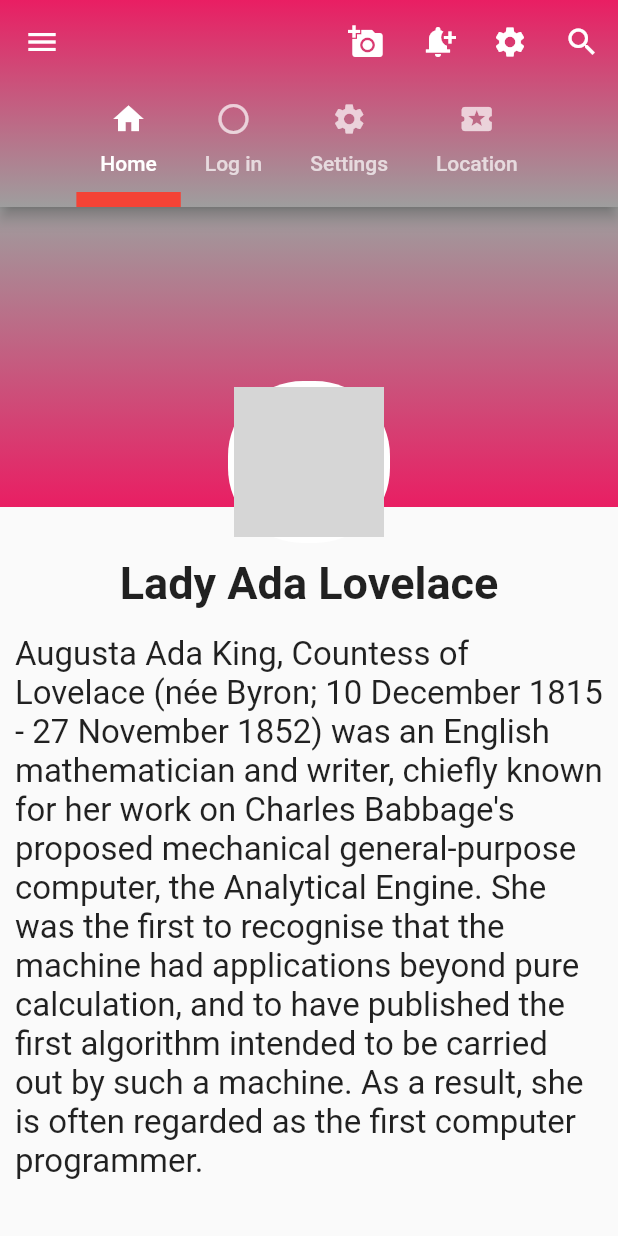
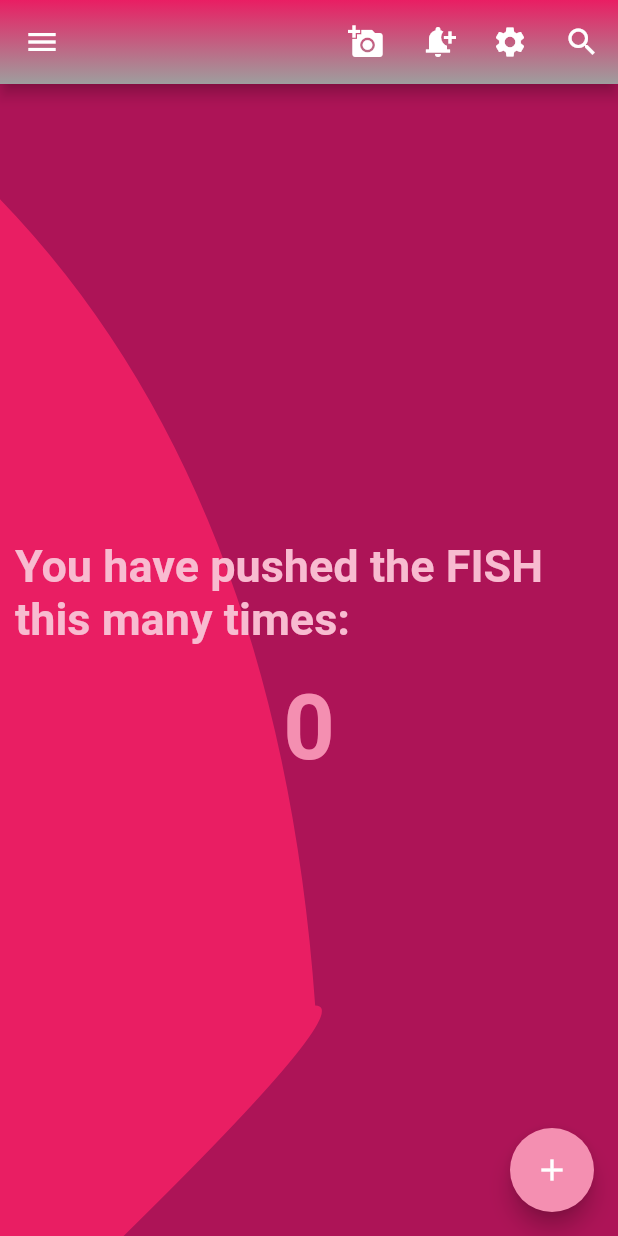
Before and after one commit to sanjibsinha/flutter_artisan, a Flutter app: the screen it shows after launch, on a phone screen of 412 x 824 dp. Run offline on Flutter 3.47's test engine with Material 2 defaults, Android fonts, the phone set to English and light mode, and no system bars; grey boxes are pictures that could not be loaded.

Commit message:
first to custom paint

```diff
--- a/lib/main.dart
+++ b/lib/main.dart
@@ -1,6 +1,4 @@
 import 'package:flutter/material.dart';
-
-//import 'view/my_app.dart';
 
 void main() {
   runApp(const MyApp());
@@ -9,30 +7,85 @@ void main() {
 class MyApp extends StatelessWidget {
   const MyApp({Key? key}) : super(key: key);
 
-  static const String title = 'Basic Layout';
-
+  // This widget is the root of your application.
   @override
   Widget build(BuildContext context) {
-    return const MaterialApp(
+    return MaterialApp(
       debugShowCheckedModeBanner: false,
-      title: title,
-      home: MyAppHome(),
+      title: 'Flutter Demo',
+      theme: ThemeData(
+        primarySwatch: Colors.blue,
+      ),
+      home: const MyHomePage(),
     );
   }
 }
 
-class MyAppHome extends StatelessWidget {
-  const MyAppHome({Key? key}) : super(key: key);
-
-  static const String userUrl =
-      'https://cdn.pixabay.com/photo/2019/05/04/15/24/art-4178302_960_720.jpg';
+class MyHomePage extends StatefulWidget {
+  const MyHomePage({Key? key}) : super(key: key);
 
   @override
+  State<MyHomePage> createState() => _MyHomePageState();
+}
+
+class _MyHomePageState extends State<MyHomePage> {
+  static const String title = 'CustomPaint';
+  int _counter = 0;
+
+  void _incrementCounter() {
+    setState(() {
+      _counter++;
+    });
+  }
+
+  @override
+  @override
   Widget build(BuildContext context) {
-    return DefaultTabController(
-      length: 4,
-      child: Scaffold(
-          appBar: AppBar(
+    return Scaffold(
+      appBar: customAppBar(title),
+      body: CustomPaint(
+        painter: PinkPainter(),
+        child: Center(
+          child: Column(
+            mainAxisAlignment: MainAxisAlignment.center,
+            children: <Widget>[
+              Container(
+                padding: const EdgeInsets.all(10),
+                child: Text(
+                  'You have pushed the FISH this many times:',
+                  style: TextStyle(
+                    fontSize: 30,
+                    fontWeight: FontWeight.bold,
+                    color: Colors.pink.shade100,
+                  ),
+                ),
+              ),
+              Container(
+                padding: const EdgeInsets.all(10),
+                child: Text(
+                  '$_counter',
+                  style: TextStyle(
+                    fontSize: 60,
+                    fontWeight: FontWeight.bold,
+                    color: Colors.pink.shade200,
+                  ),
+                ),
+              ),
+            ],
+          ),
+        ),
+      ),
+      floatingActionButton: FloatingActionButton(
+        onPressed: _incrementCounter,
+        tooltip: 'Increment',
+        child: const Icon(Icons.add),
+        backgroundColor: Colors.pink.shade200,
+      ),
+    );
+  }
+
+  AppBar customAppBar(String title) {
+    return AppBar(
       centerTitle: true,
       //backgroundColor: Colors.grey[400],
       flexibleSpace: Container(
@@ -50,9 +103,9 @@ class MyAppHome extends StatelessWidget {
       //elevation: 20,
       titleSpacing: 80,
       leading: const Icon(Icons.menu),
-            title: const Text(
-              'Let\'s Go!',
-              textAlign: TextAlign.center,
+      title: Text(
+        title,
+        textAlign: TextAlign.left,
       ),
       actions: [
         buildIcons(
@@ -72,125 +125,6 @@ class MyAppHome extends StatelessWidget {
           const Icon(Icons.search),
         ),
       ],
-            bottom: const TabBar(
-              isScrollable: true,
-              indicatorColor: Colors.red,
-              indicatorWeight: 10,
-              tabs: [
-                Tab(
-                  icon: Icon(
-                    Icons.home,
-                  ),
-                  text: 'Home',
-                ),
-                Tab(
-                  icon: Icon(
-                    Icons.panorama_fish_eye,
-                  ),
-                  text: 'Log in',
-                ),
-                Tab(
-                  icon: Icon(
-                    Icons.settings,
-                  ),
-                  text: 'Settings',
-                ),
-                Tab(
-                  icon: Icon(
-                    Icons.local_activity,
-                  ),
-                  text: 'Location',
-                ),
-              ],
-            ),
-          ),
-          body: TabBarView(children: [
-            ListView(
-              children: [
-                Stack(
-                  clipBehavior: Clip.none,
-                  children: [
-                    Container(
-                      height: 200,
-                      decoration: const BoxDecoration(
-                        gradient: LinearGradient(
-                          colors: [
-                            Colors.pink,
-                            Colors.grey,
-                          ],
-                          begin: Alignment.bottomRight,
-                          end: Alignment.topRight,
-                        ),
-                      ),
-                    ),
-                    Positioned(
-                      bottom: -20,
-                      left: 0,
-                      right: 0,
-                      child: Center(
-                        child: Container(
-                          width: 100,
-                          height: 100,
-                          decoration: BoxDecoration(
-                            borderRadius: BorderRadius.circular(50),
-                            boxShadow: const [
-                              BoxShadow(
-                                color: Colors.white,
-                                spreadRadius: 4,
-                              ),
-                            ],
-                            image: const DecorationImage(
-                              fit: BoxFit.cover,
-                              image: NetworkImage(userUrl),
-                            ),
-                          ),
-                        ),
-                      ),
-                    ),
-                    Positioned(
-                      bottom: -150,
-                      left: 0,
-                      right: 0,
-                      child: Center(
-                        child: Container(
-                          margin: const EdgeInsets.all(17),
-                          width: 300,
-                          height: 100,
-                          child: const Text(
-                            'Lady Ada Lovelace',
-                            textAlign: TextAlign.center,
-                            style: TextStyle(
-                              fontSize: 30,
-                              fontWeight: FontWeight.bold,
-                            ),
-                          ),
-                        ),
-                      ),
-                    ),
-                  ],
-                ),
-                Container(
-                  margin: const EdgeInsets.all(10),
-                  padding: const EdgeInsets.only(top: 75),
-                  child: const Text(
-                    'Augusta Ada King, Countess of Lovelace (née Byron; 10 December 1815 - 27 November 1852) '
-                    'was an English mathematician and writer, chiefly known for her work on Charles Babbage\'s '
-                    'proposed mechanical general-purpose computer, the Analytical Engine. She was the '
-                    'first to recognise that the machine had applications beyond pure calculation, and '
-                    'to have published the first algorithm intended to be carried out by such a machine. '
-                    'As a result, she is often regarded as the first computer programmer.',
-                    textAlign: TextAlign.left,
-                    style: TextStyle(
-                      fontSize: 22,
-                    ),
-                  ),
-                ),
-              ],
-            ),
-            newPage('Log in'),
-            newPage('Settings'),
-            newPage('Location'),
-          ])),
     );
   }
 
@@ -200,15 +134,43 @@ class MyAppHome extends StatelessWidget {
       icon: icon,
     );
   }
+}
 
-  Widget newPage(String text) => Center(
-        child: Text(
-          text,
-          style: const TextStyle(
-            fontSize: 60,
-            fontWeight: FontWeight.bold,
-            color: Colors.red,
-          ),
-        ),
-      );
+class PinkPainter extends CustomPainter {
+  @override
+  void paint(Canvas canvas, Size size) {
+    final height = size.height;
+    final width = size.width;
+    Paint paint = Paint();
+
+    /// creating path object that will paint the background
+    Path mainBackground = Path();
+    mainBackground.addRect(Rect.fromLTRB(0, 0, width, height));
+
+    /// setting color for the background
+    paint.color = Colors.pink.shade800;
+    canvas.drawPath(mainBackground, paint);
+
+    /// creating another Path object that will start painting
+    Path ovalPath = Path();
+
+    ovalPath.moveTo(0, height * 0.1);
+
+    ovalPath.quadraticBezierTo(
+        width * 0.45, height * 0.35, width * 0.51, height * 0.8);
+
+    ovalPath.quadraticBezierTo(width * 0.58, height * 0.8, width * 0.2, height);
+
+    ovalPath.lineTo(0, height);
+
+    ovalPath.close();
+
+    paint.color = Colors.pink.shade500;
+    canvas.drawPath(ovalPath, paint);
   }
+
+  @override
+  bool shouldRepaint(CustomPainter oldDelegate) {
+    return oldDelegate != this;
+  }
+}
```
Lines whose indentation alone changed are shown as unchanged.
